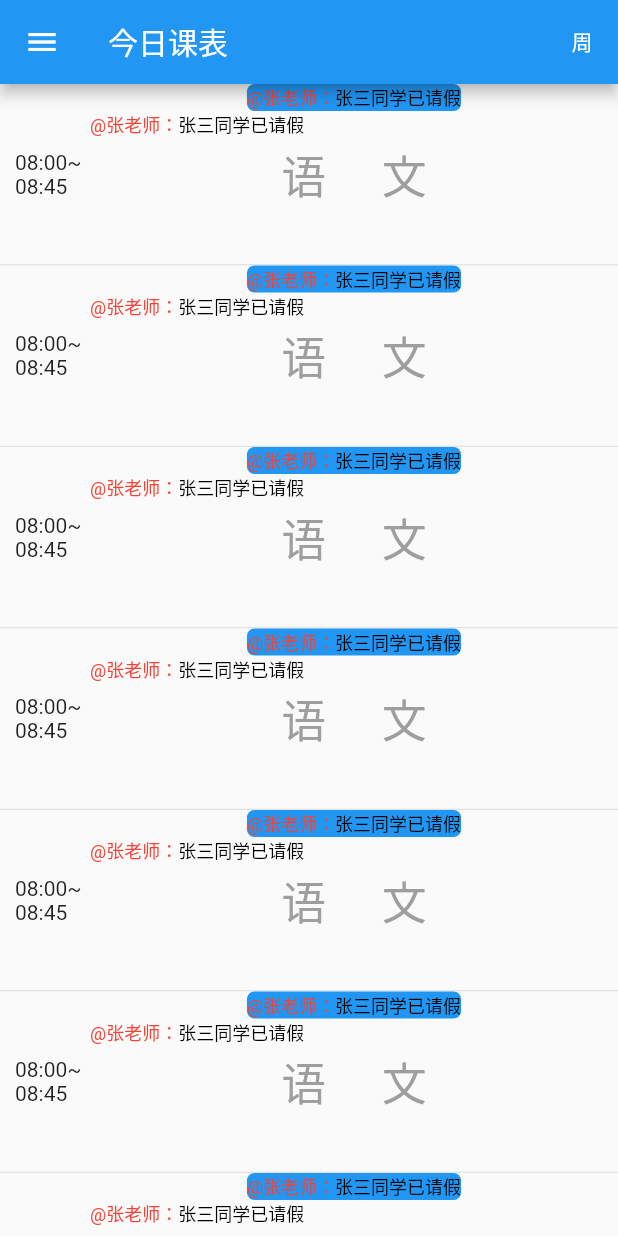
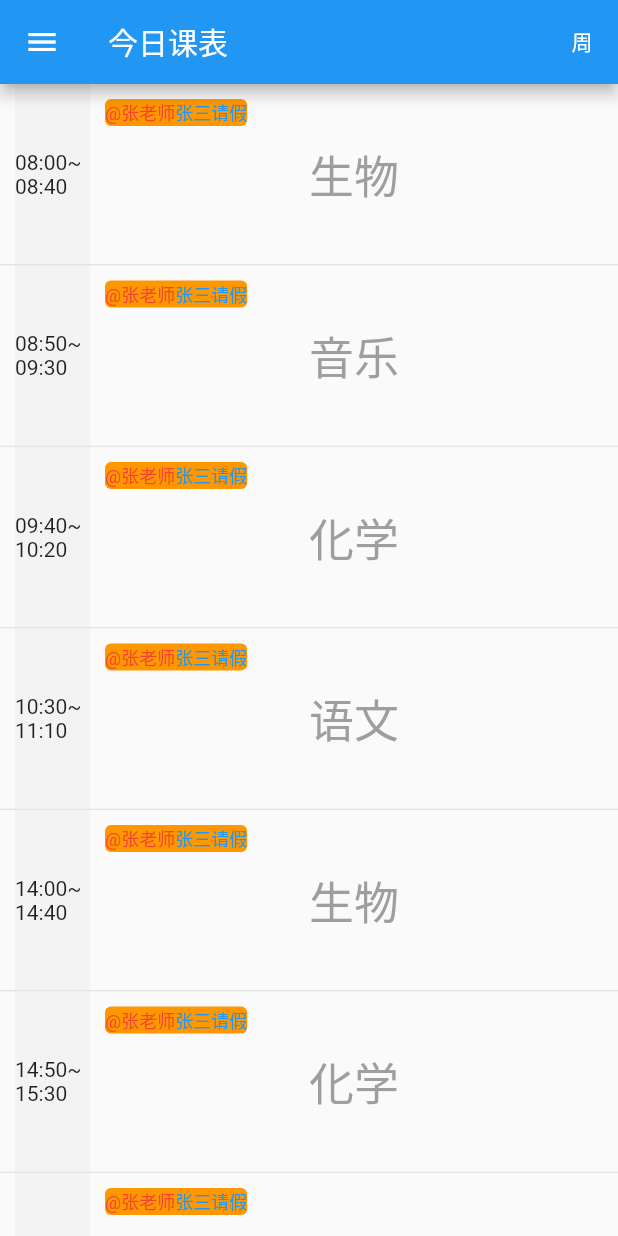
Before and after one commit to GuuHeng/SmartEducation, a Flutter app: the screen it shows after launch, after a tap on "课表", on a phone screen of 412 x 824 dp. Run offline on Flutter 3.47's test engine with Material 2 defaults, Android fonts, the phone set to English and light mode, and no system bars; our stand-ins replace flutter_easyloading, time.

Commit message:
当日表格

```diff
--- a/lib/timetable/data/timetable_data_manager.dart
+++ b/lib/timetable/data/timetable_data_manager.dart
@@ -2,12 +2,28 @@ import 'package:smart_education/timetable/data/weekday_timetable_data.dart';
 import 'package:smart_education/timetable/weekday_timetable.dart';
 
 class TimeTableDataManager {
-  static final TimeTableDataManager _dataManager = TimeTableDataManager();
+  static final TimeTableDataManager dataManager = TimeTableDataManager();
 
   WeekdayTimeTableData weekdayTimeTableData = WeekdayTimeTableData();
 
-  WeekdayTimeTableData get_weekday_timetable_data() {
+  List<ClassSubjectUserData> currentDayList = <ClassSubjectUserData>[];
+  List<Lesson> currentDayLessonTimeList = <Lesson>[];
+
+
+  void get_today_timetable_data() {
     List<ClassSubjectUserData> list = weekdayTimeTableData.get_weekday_classSubject_userdata();
-    return weekdayTimeTableData;
+
+    List<ClassSubjectUserData> todayList = <ClassSubjectUserData>[];
+
+    for (int index = 0; index < list.length; index ++) {
+      if ([0, 7, 14, 21, 28, 35, 42, 49, 56, 63].contains(index)) {
+        todayList.add(list[index]);
+      }
+    }
+
+    currentDayList = todayList;
+
+    currentDayLessonTimeList = weekdayTimeTableData.get_today_total_lesson_times();
+
   }
 }
--- a/lib/timetable/data/weekday_timetable_data.dart
+++ b/lib/timetable/data/weekday_timetable_data.dart
@@ -61,9 +61,9 @@ class WeekdayTimeTableData {
     afternoonLessonList = afternoonList;
     eveningLessonList = eveningList;
 
-    lessonList.addAll(get_lesson_times(defaultMorningBeginTime, lessonDuratiion, morningLessonCount));
-    lessonList.addAll(get_lesson_times(defaultAfternoonBeginTime, lessonDuratiion, afternoonLessonCount));
-    lessonList.addAll(get_lesson_times(defaultEveningBeginTime, lessonDuratiion, eveningLessonCount));
+    lessonList.addAll(morningList);
+    lessonList.addAll(afternoonList);
+    lessonList.addAll(eveningList);
 
     return lessonList;
   }
@@ -80,17 +80,11 @@ class WeekdayTimeTableData {
     for (int index = 0; index < count; index ++) {
       DateTime endDateTime = beginDateTime + duration.minutes;
 
-      // List<String> beginhms = beginDateTime.toString().split(" ").last.split(":");
-      // List<String> endhms = endDateTime.toString().split(" ").last.split(":");
-      // String beginDateTimeText = beginDateTime.hour.toString() + ":" + beginDateTime.minute.toString();
-      // String endDateTimeText = endDateTime.hour.toString() + ":" + endDateTime.minute.toString();
-
       String beginDateTimeText = beginDateTime.toString().split(" ").last.substring(0, 5);
       String endDateTimeText = endDateTime.toString().split(" ").last.substring(0, 5);
       Lesson lesson = Lesson(beginDateTimeText, endDateTimeText);
 
       lessonList.add(lesson);
-
       beginDateTime = endDateTime + 10.minutes;
     }
 
@@ -183,10 +177,11 @@ class WeekdayTimeTableData {
 
       list.add(userData);
     }
-
+    allCSUserDataList = list;
     return list;
   }
 
+  List<ClassSubjectUserData> allCSUserDataList = <ClassSubjectUserData>[];
 }
 
 enum ClassSubjectExtension {
--- a/lib/timetable/timetable.dart
+++ b/lib/timetable/timetable.dart
@@ -1,6 +1,7 @@
 import 'package:flutter/material.dart';
 import 'timetable_settings.dart';
 import 'weekday_timetable.dart';
+import 'package:smart_education/timetable/data/timetable_data_manager.dart';
 
 class TimeTable extends StatelessWidget {
   @override
@@ -17,6 +18,19 @@ class _TimeTable extends StatefulWidget {
 }
 
 class _TimeTableState extends State<_TimeTable> {
+
+
+  TimeTableDataManager _dataManager = TimeTableDataManager.dataManager;
+
+  @override
+  void initState() {
+    // TODO: implement initState
+    super.initState();
+
+    _dataManager.get_today_timetable_data();
+
+  }
+
   @override
   Widget build(BuildContext context) {
     return MaterialApp(
@@ -39,7 +53,7 @@ class _TimeTableState extends State<_TimeTable> {
         ),
         body: ListView.separated(
             itemBuilder: (BuildContext context, int index) {
-            return _setupListRow();
+              return _setupListRow(index);
             },
             separatorBuilder: (BuildContext context, int index) {
               return Divider(height: 1, color: Colors.black12);
@@ -50,7 +64,8 @@ class _TimeTableState extends State<_TimeTable> {
     );
   }
 
-  Widget _setupListRow() {
+  final double timeAreaWidth = 50;
+  Widget _setupListRow(int index) {
     return Container(
         height: 120,
         child: Row(
@@ -58,50 +73,41 @@ class _TimeTableState extends State<_TimeTable> {
             Padding(
               padding: EdgeInsets.only(left: 10),
               child: Container(
-            width: 50,
-            child: Center(child: Text("08:00~08:45")),
+                color: Color.fromARGB(7, 0, 0, 0),
+                width: timeAreaWidth,
+                child: Center(child: Text(_dataManager.currentDayLessonTimeList[index].beginTime + "~" + _dataManager.currentDayLessonTimeList[index].endTime)),
               ),
             ),
-        Expanded(
-          child: Stack(
+            Expanded(child: _setupSubject(index))
+          ],
+        ));
+  }
+
+  final String key0 = "@张老师";
+  final String tipText = "张三请假";
+  Widget _setupSubject(int index) {
+    return Stack(
       children: [
         Center(
-              child: Text(
-                "语     文",
+            child: Text(_dataManager.currentDayList[index].classSubject.subject.name,
                 textAlign: TextAlign.center,
-                style: TextStyle(fontSize: 30, color: Colors.grey),
-              ),
-            ),
-            Column(
-              textDirection: TextDirection.ltr,
-              children: [
+                style: TextStyle(fontSize: 30, color: Colors.grey))),
         Positioned(
           top: 10,
           left: 10,
             child: DecoratedBox(
-                    decoration: BoxDecoration(borderRadius: BorderRadius.circular(5), color: Colors.blue),
-                    child: IntrinsicWidth(
-                      child: Row(
-                  children: [
-                    Text("@张老师：", style: TextStyle(fontSize: 12, color: Colors.red),),
-                    Text("张三同学已请假", style: TextStyle(fontSize: 12, color: Colors.black),)
-                  ]),
-                    )
-                  )
+              decoration: BoxDecoration(color: Colors.orange , borderRadius: BorderRadius.all(Radius.circular(4))),
+              child: RichText(
+                text: TextSpan(children: [
+                  TextSpan(
+                   text: key0, style: TextStyle(color: Colors.red, fontSize: 12)
                   ),
-                Positioned(
-                  top: 10,
-                  left: 10,                  child: Row(
-                  children: [
-                    Text("@张老师：", style: TextStyle(fontSize: 12, color: Colors.red),),
-                    Text("张三同学已请假", style: TextStyle(fontSize: 12, color: Colors.black),)
-                  ])),
+                  TextSpan(
+                    text: tipText,
+                    style: TextStyle(color: Colors.blue, fontSize: 12)),
+                    ]))))
       ],
-            )
-          ],
-        ))
-      ],
-    ));
+    );
   }
 
   void switchTimeTable(BuildContext context) {
--- a/lib/timetable/weekday_timetable.dart
+++ b/lib/timetable/weekday_timetable.dart
@@ -5,6 +5,7 @@ import 'package:smart_education/timetable/data/weekday_timetable_data.dart';
 import 'package:smart_education/util/device.dart';
 import 'package:flutter_easyloading/flutter_easyloading.dart';
 import 'package:smart_education/timetable/wt_contentItem.dart';
+import 'package:smart_education/timetable/data/timetable_data_manager.dart';
 
 class WeekdayTimeTable extends StatefulWidget {
   const WeekdayTimeTable({Key? key}) : super(key: key);
@@ -24,24 +25,29 @@ class WeekdayTimeTableState extends State {
   // 装填左边课节和时间的数据
   List<Lesson>? lessonList;
   // 装填这周每节课数据
-  List<ClassSubject>? classSubjectList;
-  // 装填这周每节课数据
   List<ClassSubjectUserData>? csUserDataList;
 
-  WeekdayTimeTableData timeTableData = WeekdayTimeTableData();
 
+
+  TimeTableDataManager _dataManager = TimeTableDataManager.dataManager;
+  late WeekdayTimeTableData timeTableData;
   @override
   void initState() {
     super.initState();
 
-    List<ClassSubject> csList = timeTableData.get_weekday_classSubject_data();
-    List<Lesson> leList = timeTableData.get_today_total_lesson_times();
+    // List<ClassSubject> csList = timeTableData.get_weekday_classSubject_data();
+    // List<Lesson> leList = timeTableData.get_today_total_lesson_times();
+    // List<ClassSubjectUserData> csudList =
+    //     timeTableData.get_weekday_classSubject_userdata();
+
+    timeTableData = _dataManager.weekdayTimeTableData;
+    List<Lesson> leList = _dataManager.currentDayLessonTimeList;
     List<ClassSubjectUserData> csudList =
-        timeTableData.get_weekday_classSubject_userdata();
+        _dataManager.currentDayList;
+
     setState(() {
-      classSubjectList = csList;
       lessonList = leList;
-      csUserDataList = csudList;
+      csUserDataList = _dataManager.weekdayTimeTableData.allCSUserDataList;
     });
   }
 
```
Lines whose indentation alone changed are shown as unchanged.
